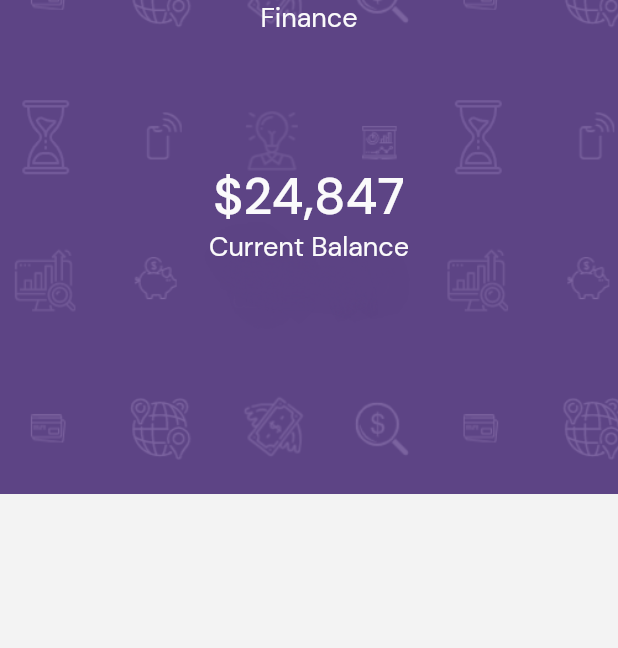
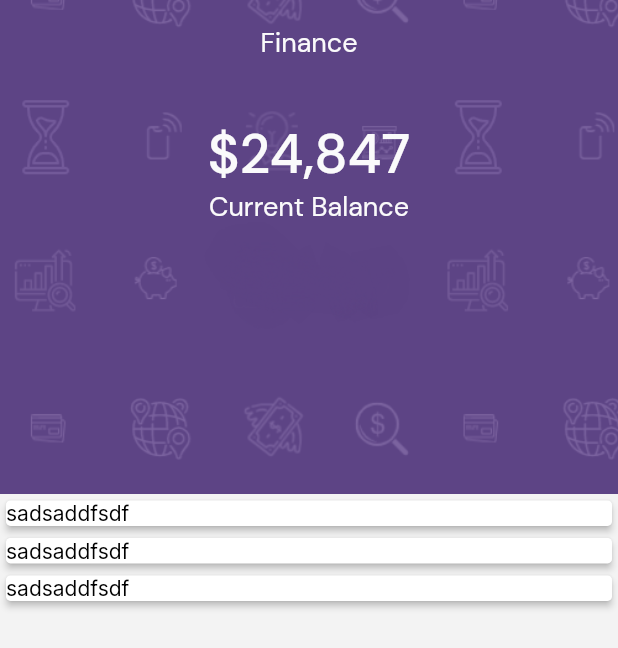
Before and after one commit to RamanYarotski/Flutter_training, a Flutter app: the screen it shows after launch, after a tap on "Henry Graves", on a phone screen of 412 x 824 dp. Shown: the top 648 px of the screen. Run offline on Flutter 3.47's test engine with Material 2 defaults, Android fonts, the phone set to English and light mode, and no system bars; our stand-ins replace google_fonts.

Commit message:
refactor: change widget types of header structure

```diff
--- a/lib/constants.dart
+++ b/lib/constants.dart
@@ -26,8 +26,15 @@ const red = Color(0xFFF03738);
 
 //Dimensions
 const avatarSize = 22.00;
-const backgroundAspectRatio = 0.40;
+const headerHeightCoeff = 0.40;
 const half = 0.5;
+const titleSize = 36.0;
+const subtitleSize = 18.0;
+const titleHeightCoeff = 0.12;
+const appBarTitleHeightCoeff = 0.05;
+const bodyHeightCoeff = 0.6;
+const financeItemsCount = 3;
+
 
 
 //Text
--- a/lib/l10n/intl_en.arb
+++ b/lib/l10n/intl_en.arb
@@ -3,5 +3,13 @@
     "notifications":"NOTIFICATIONS",
     "notificationsPage":"NOTIFICATIONS PAGE",
     "finance":"Finance",
-    "currentBalance":"Current Balance"
+    "currentBalance":"Current Balance",
+    "expenses":"Expenses",
+    "actual":"Actual",
+    "planned":"Planned",
+    "income":"Income",
+    "monthlyIncome":"Monthly Income",
+    "goal":"Goal",
+    "save":"Save",
+    "totalAmount":"Total Amount"
 }
--- a/lib/screens/finance_screen.dart
+++ b/lib/screens/finance_screen.dart
@@ -12,7 +12,7 @@ class FinanceScreen extends StatelessWidget {
   @override
   Widget build(BuildContext context) {
     var size = MediaQuery.of(context).size;
-    var backgroundHeight = size.height * backgroundAspectRatio;
+    var headerHeight = size.height * headerHeightCoeff;
 
     return AnnotatedRegion<SystemUiOverlayStyle>(
       value: const SystemUiOverlayStyle(
@@ -21,44 +21,123 @@ class FinanceScreen extends StatelessWidget {
       child: Scaffold(
         body: Stack(
           alignment: Alignment.topCenter,
-          children: <Widget>[
+          children: [
             Container(
-              height: backgroundHeight,
+                height: headerHeight,
+                width: double.infinity,
                 decoration: const BoxDecoration(
                     image: DecorationImage(
                         image: AssetImage("assets/images/background.png"),
                         fit: BoxFit.cover)),
+                child: SafeArea(
+                  child: Column(
+                    children: [
+                      SizedBox(
+                        height: headerHeight * appBarTitleHeightCoeff,
                       ),
-            SafeArea(
-              child: Positioned(
-                top: backgroundHeight * 0.15,
-                child: Text(S.of(context).finance,
+                      Text(S.of(context).finance,
                           style: const TextStyle(
-                        fontSize: 18,
+                              fontSize: subtitleSize,
                               color: gray100,
                               fontWeight: FontWeight.w300,
                               fontFamily: "DMSans")),
+                      SizedBox(
+                        height: headerHeight * titleHeightCoeff,
                       ),
-            ),
-            Positioned(
-              top: backgroundHeight * 0.33,
-              child: Text(
+                      Text(
                           "\$${(user.balance / 1000).toString().replaceAll(".", ",")}",
                           style: const TextStyle(
-                      fontSize: 34,
+                              fontSize: titleSize,
                               color: gray100,
                               fontWeight: FontWeight.w500,
                               fontFamily: "DMSans")),
-            ),
-            Positioned(
-              top: backgroundHeight * 0.33 + 17 + 18 + 9,
-              child: Text(S.of(context).currentBalance,
+                      Text(S.of(context).currentBalance,
                           style: const TextStyle(
-                      fontSize: 18,
+                              fontSize: subtitleSize,
                               color: gray100,
                               fontWeight: FontWeight.w300,
                               fontFamily: "DMSans")),
-            )
+                    ],
+                  ),
+                )),
+            // SafeArea(
+            //   child: Padding(
+            //     padding: EdgeInsets.only(top: headerHeight*appBarTitleHeightCoeff),
+            //     child: Text(S.of(context).finance,
+            //         style: const TextStyle(
+            //             fontSize: subtitleSize,
+            //             color: gray100,
+            //             fontWeight: FontWeight.w300,
+            //             fontFamily: "DMSans")),
+            //   ),
+            // ),
+            // Positioned(
+            //   top: headerHeight * titleHeightCoeff,
+            //   child: Text(
+            //       "\$${(user.balance / 1000).toString().replaceAll(".", ",")}",
+            //       style: const TextStyle(
+            //           fontSize: titleSize,
+            //           color: gray100,
+            //           fontWeight: FontWeight.w500,
+            //           fontFamily: "DMSans")),
+            // ),
+            // Positioned(
+            //   top: headerHeight * titleHeightCoeff +
+            //       titleSize / 2 +
+            //       subtitleSize * 1.5,
+            //   child: Text(S.of(context).currentBalance,
+            //       style: const TextStyle(
+            //           fontSize: subtitleSize,
+            //           color: gray100,
+            //           fontWeight: FontWeight.w300,
+            //           fontFamily: "DMSans")),
+            // ),
+            Column(
+              children: [
+                SizedBox(
+                  height: headerHeight,
+                ),
+                SizedBox(
+                  width: size.width,
+                  height: size.height * bodyHeightCoeff,
+                  child: ListView.builder(
+                    itemCount: 3,
+                    shrinkWrap: true,
+                    itemBuilder: ((context, index) {
+                      return const Card(
+                        // color: gray70,
+                        elevation: 2,
+                        shape: RoundedRectangleBorder(
+                            borderRadius: BorderRadius.all(Radius.circular(3))),
+                        child: Text("sadsaddfsdf"),
+                      );
+                    }),
+                  ),
+                ),
+              ],
+            ),
+            // height: size.height * bodyHeightCoeff,
+            // width: size.width,
+            // decoration: const BoxDecoration(color: gray30),
+            // child: const Text(
+            //   "sdasd",
+            // ),
+            // height: double.infinity,
+            // width: double.infinity,
+            // )
+            //  ListView.builder(
+            //   itemCount: 3,
+            //   shrinkWrap: true,
+            //   itemBuilder: ((context, index) {
+            //     return  Card(
+            //       color: gray70,
+            //       elevation: 2,
+            //       // shape: RoundedRectangleBorder(borderRadius: BorderRadius.all(Radius.circular(3))),
+            //       child:  Padding(padding:  EdgeInsets.all(4), child: Text("sadsaddfsdf") ,),
+            //     );
+            //   }),
+            //    )
+            // ),
           ],
         ),
       ),
```
Also changed, not shown: lib/generated/intl/messages_en.dart, lib/generated/l10n.dart. Lines whose indentation alone changed are shown as unchanged.
